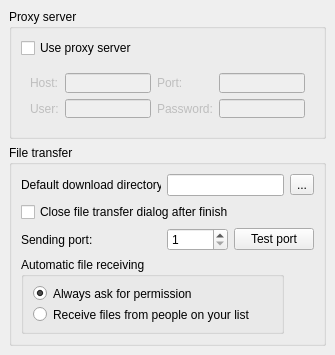
First picture: the form in src/settings/networkswidget.ui, repository BackupTheBerlios/qxygen-svn, before the edit.
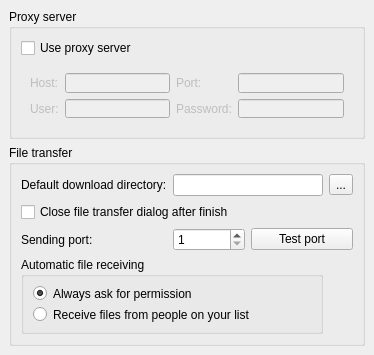
Second picture: the form after the edit.

```diff
--- a/src/settings/networkswidget.ui
+++ b/src/settings/networkswidget.ui
@@ -8,7 +8,7 @@
    <rect>
     <x>0</x>
     <y>0</y>
-    <width>335</width>
+    <width>374</width>
     <height>355</height>
    </rect>
   </property>
@@ -27,18 +27,125 @@
   <property name="windowTitle" >
    <string/>
   </property>
+  <layout class="QGridLayout" >
+   <property name="margin" >
+    <number>9</number>
+   </property>
+   <property name="spacing" >
+    <number>6</number>
+   </property>
+   <item row="1" column="0" >
+    <widget class="QGroupBox" name="groupBox_2" >
+     <property name="title" >
+      <string>File transfer</string>
+     </property>
+     <layout class="QGridLayout" >
+      <property name="margin" >
+       <number>9</number>
+      </property>
+      <property name="spacing" >
+       <number>6</number>
+      </property>
+      <item row="2" column="1" >
+       <widget class="QSpinBox" name="sendPortSpinBox" >
+        <property name="buttonSymbols" >
+         <enum>QAbstractSpinBox::UpDownArrows</enum>
+        </property>
+        <property name="maximum" >
+         <number>65535</number>
+        </property>
+        <property name="minimum" >
+         <number>1</number>
+        </property>
+        <property name="value" >
+         <number>1</number>
+        </property>
+       </widget>
+      </item>
+      <item row="2" column="2" colspan="2" >
+       <widget class="QPushButton" name="testPortPushButton" >
+        <property name="text" >
+         <string>Test port</string>
+        </property>
+       </widget>
+      </item>
+      <item row="0" column="3" >
+       <widget class="QToolButton" name="downloadDirToolButton" >
+        <property name="text" >
+         <string>...</string>
+        </property>
+       </widget>
+      </item>
+      <item row="1" column="0" colspan="3" >
+       <widget class="QCheckBox" name="closeDialogCheckBox" >
+        <property name="text" >
+         <string>Close file transfer dialog after finish</string>
+        </property>
+       </widget>
+      </item>
+      <item row="0" column="1" colspan="2" >
+       <widget class="QLineEdit" name="downloadDirLineEdit" />
+      </item>
+      <item row="3" column="0" colspan="3" >
+       <widget class="QGroupBox" name="groupBox_3" >
+        <property name="title" >
+         <string>Automatic file receiving</string>
+        </property>
+        <layout class="QGridLayout" >
+         <property name="margin" >
+          <number>9</number>
+         </property>
+         <property name="spacing" >
+          <number>6</number>
+         </property>
+         <item row="1" column="0" >
+          <widget class="QRadioButton" name="receiveFromListRadioButton" >
+           <property name="text" >
+            <string>Receive files from people on your list</string>
+           </property>
+          </widget>
+         </item>
+         <item row="0" column="0" >
+          <widget class="QRadioButton" name="alwaysAskRadioButton" >
+           <property name="text" >
+            <string>Always ask for permission</string>
+           </property>
+           <property name="checked" >
+            <bool>true</bool>
+           </property>
+          </widget>
+         </item>
+        </layout>
+       </widget>
+      </item>
+      <item row="0" column="0" >
+       <widget class="QLabel" name="label_5" >
+        <property name="text" >
+         <string>Default download directory:</string>
+        </property>
+        <property name="buddy" >
+         <cstring>downloadDirToolButton</cstring>
+        </property>
+       </widget>
+      </item>
+      <item row="2" column="0" >
+       <widget class="QLabel" name="label_6" >
+        <property name="text" >
+         <string>Sending port:</string>
+        </property>
+        <property name="buddy" >
+         <cstring>sendPortSpinBox</cstring>
+        </property>
+       </widget>
+      </item>
+     </layout>
+    </widget>
+   </item>
+   <item row="0" column="0" >
   <widget class="QGroupBox" name="groupBox" >
    <property name="enabled" >
     <bool>true</bool>
    </property>
-   <property name="geometry" >
-    <rect>
-     <x>9</x>
-     <y>9</y>
-     <width>317</width>
-     <height>130</height>
-    </rect>
-   </property>
    <property name="minimumSize" >
     <size>
      <width>300</width>
@@ -147,115 +254,9 @@
     </item>
    </layout>
   </widget>
-  <widget class="QGroupBox" name="groupBox_2" >
-   <property name="geometry" >
-    <rect>
-     <x>9</x>
-     <y>145</y>
-     <width>317</width>
-     <height>201</height>
-    </rect>
-   </property>
-   <property name="title" >
-    <string>File transfer</string>
-   </property>
-   <layout class="QGridLayout" >
-    <property name="margin" >
-     <number>9</number>
-    </property>
-    <property name="spacing" >
-     <number>6</number>
-    </property>
-    <item row="2" column="1" >
-     <widget class="QSpinBox" name="sendPortSpinBox" >
-      <property name="buttonSymbols" >
-       <enum>QAbstractSpinBox::UpDownArrows</enum>
-      </property>
-      <property name="maximum" >
-       <number>65535</number>
-      </property>
-      <property name="minimum" >
-       <number>1</number>
-      </property>
-      <property name="value" >
-       <number>1</number>
-      </property>
-     </widget>
-    </item>
-    <item row="2" column="2" colspan="2" >
-     <widget class="QPushButton" name="testPortPushButton" >
-      <property name="text" >
-       <string>Test port</string>
-      </property>
-     </widget>
-    </item>
-    <item row="0" column="3" >
-     <widget class="QToolButton" name="downloadDirToolButton" >
-      <property name="text" >
-       <string>...</string>
-      </property>
-     </widget>
-    </item>
-    <item row="1" column="0" colspan="3" >
-     <widget class="QCheckBox" name="closeDialogCheckBox" >
-      <property name="text" >
-       <string>Close file transfer dialog after finish</string>
-      </property>
-     </widget>
-    </item>
-    <item row="0" column="1" colspan="2" >
-     <widget class="QLineEdit" name="downloadDirLineEdit" />
-    </item>
-    <item row="3" column="0" colspan="3" >
-     <widget class="QGroupBox" name="groupBox_3" >
-      <property name="title" >
-       <string>Automatic file receiving</string>
-      </property>
-      <layout class="QGridLayout" >
-       <property name="margin" >
-        <number>9</number>
-       </property>
-       <property name="spacing" >
-        <number>6</number>
-       </property>
-       <item row="1" column="0" >
-        <widget class="QRadioButton" name="receiveFromListRadioButton" >
-         <property name="text" >
-          <string>Receive files from people on your list</string>
-         </property>
-        </widget>
-       </item>
-       <item row="0" column="0" >
-        <widget class="QRadioButton" name="alwaysAskRadioButton" >
-         <property name="text" >
-          <string>Always ask for permission</string>
-         </property>
-         <property name="checked" >
-          <bool>true</bool>
-         </property>
-        </widget>
-       </item>
-      </layout>
-     </widget>
-    </item>
-    <item row="0" column="0" >
-     <widget class="QLabel" name="label_5" >
-      <property name="text" >
-       <string>Default download directory:</string>
-      </property>
-     </widget>
-    </item>
-    <item row="2" column="0" >
-     <widget class="QLabel" name="label_6" >
-      <property name="text" >
-       <string>Sending port:</string>
-      </property>
-     </widget>
-    </item>
-   </layout>
-  </widget>
- </widget>
- <pixmapfunction></pixmapfunction>
+   </item>
+  </layout>
+ </widget>
  <tabstops>
   <tabstop>useProxyCheckBox</tabstop>
   <tabstop>hostLineEdit</tabstop>
```
Left out of the diff: 10 changed lines with no effect on the pictures. Lines whose indentation alone changed are shown as unchanged.
